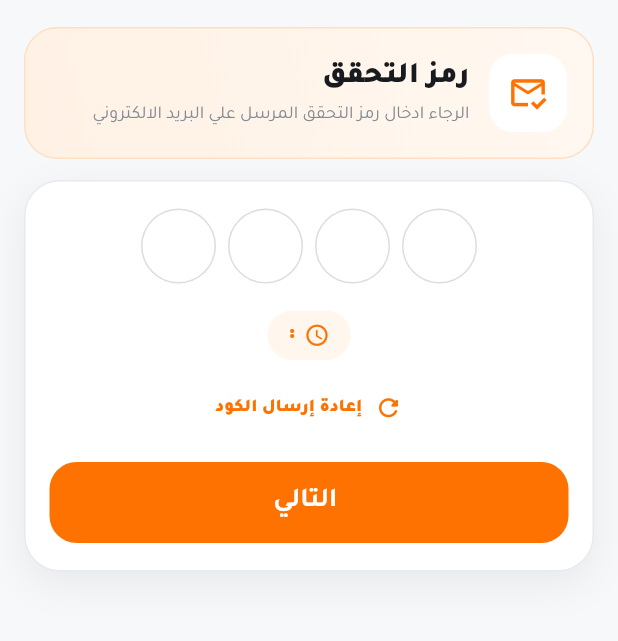
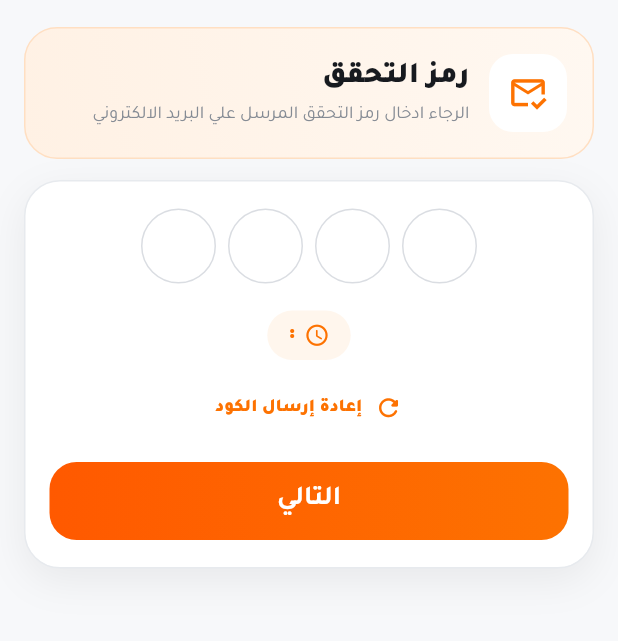
Before and after one commit to omarmakramelbaz-hub/Go-customer, a Flutter app: the ChangePasswordCheckCodeScreen screen opened by its route, on a phone screen of 412 x 824 dp, the part 105-746 px from its top. Run offline on Flutter 3.47's test engine with Material 3 defaults, Android fonts, the phone set to English and light mode, and no system bars; drawn by our look-alikes of pinput; our stand-ins replace bot_toast, cached_network_image, carousel_slider, cloud_firestore, country_picker, dio and 31 more; missing offline and left inert: custom_timer, dart:html, dart:js, defer_pointer, flutter_facebook_auth, flutter_inappwebview and 3 more; accounts and stored records are empty; network calls fail; statements that could not run were skipped; project files that could hold a hidden picture were left out; key blocks and very long unbroken strings in the code were emptied for the run.

Commit message:
fix(identity): unify action buttons and preserve secondary colors and loading layout

```diff
--- a/lib/view/custom_widgets/buttons/custom_button.dart
+++ b/lib/view/custom_widgets/buttons/custom_button.dart
@@ -1,9 +1,7 @@
 import 'package:flutter/material.dart';
 
 import '../../../helpers/networking/api_helper.dart';
-import '../../../helpers/theme/app_colors.dart';
-import '../../../helpers/theme/app_text_style.dart';
-import '../custom_loading/custom_loading.dart';
+import '../../../helpers/theme/go_design_tokens.dart';
 
 class CustomButton extends StatelessWidget {
   final double radius;
@@ -26,13 +24,13 @@ class CustomButton extends StatelessWidget {
   final List<BoxShadow>? boxShadow;
   const CustomButton({
     super.key,
-    this.radius = 14,
+    this.radius = GoDesign.radius,
     this.width,
-    this.height = 54,
+    this.height = GoDesign.controlHeight,
     this.style,
     this.text,
-    this.prefixIcon = const SizedBox(),
-    this.suffixIcon = const SizedBox(),
+    this.prefixIcon,
+    this.suffixIcon,
     this.color,
     this.gradient,
     this.apiResponse,
@@ -48,61 +46,59 @@ class CustomButton extends StatelessWidget {
 
   @override
   Widget build(BuildContext context) {
-    return apiResponse?.state == ResponseState.loading || isLoading
-        ? const Center(child: CustomLoading())
-        : Container(
+    final busy = apiResponse?.state == ResponseState.loading || isLoading;
+    final enabled = onPressed != null && !busy;
+    final background = color ?? (isMainColor ? GoDesign.orange : GoDesign.ink);
+    // A supplied white/secondary color must not be painted over by an orange
+    // gradient. Several wallet and cancel actions rely on that distinction.
+    final fillGradient = gradient ??
+        (color == null && isMainColor ? GoDesign.actionGradient : null);
+    final corners = (borderRadius ?? BorderRadius.circular(radius))
+        .resolve(Directionality.of(context));
+    final foreground = style?.color ??
+        (background == GoDesign.orange || isMainColor && color == null
+            ? GoDesign.paper
+            : ThemeData.estimateBrightnessForColor(background) == Brightness.dark
+                ? GoDesign.paper : GoDesign.ink);
+    return Semantics(
+      button: true,
+      enabled: enabled,
+      child: SizedBox(
         width: width ?? double.infinity,
-            height: height,
+        child: DecoratedBox(
           decoration: BoxDecoration(
-              color: color ?? (isMainColor ? AppColors.mainAppColor : AppColors.secondAppColor),
-              gradient: gradient ??
-                  LinearGradient(
-                    begin: Alignment.topCenter,
-                    end: Alignment.bottomCenter,
-                    colors: [AppColors.mainAppColor, AppColors.mainAppColor],
+            color: background,
+            gradient: fillGradient,
+            borderRadius: corners,
+            border: Border.all(color: borderColor ?? Colors.transparent),
+            boxShadow: boxShadow ?? (hasShadow ? GoDesign.cardShadow : null),
           ),
-              borderRadius: borderRadius ?? BorderRadius.circular(radius),
-              border: Border.all(color: borderColor ?? Colors.transparent),
-              boxShadow: boxShadow ??
-                  (hasShadow
-                      ? [
-                          BoxShadow(
-                            color: Colors.black.withValues(alpha: 0.08),
-                            offset: const Offset(0, 0),
-                            blurRadius: 6,
-                          ),
-                        ]
-                      : null),
-            ),
-            child: Stack(
-              children: [
-                Positioned.fill(
-                  child: Center(
-                    child: Row(
-                      mainAxisAlignment: MainAxisAlignment.center,
-                      children: [
-                        if (prefixIcon != null) ...{prefixIcon!, const SizedBox(width: 10)},
-                        Flexible(
-                          child: child ??
-                              Text(text ?? '', textAlign: TextAlign.center, style: style ?? AppTextStyle.buttonStyle),
-                        ),
-                        if (suffixIcon != null) ...{const SizedBox(width: 5), suffixIcon!},
-                      ],
+          child: Material(
+            color: Colors.transparent,
+            borderRadius: corners,
+            child: InkWell(
+              onTap: enabled ? onPressed : null,
+              borderRadius: corners,
+              child: ConstrainedBox(
+                constraints: BoxConstraints(minHeight: height),
+                child: Padding(
+                  padding: const EdgeInsets.symmetric(horizontal: 14, vertical: 12),
+                  child: busy
+                      ? Center(child: SizedBox(width: 22, height: 22,
+                          child: CircularProgressIndicator(strokeWidth: 2.5, color: foreground)))
+                      : Row(mainAxisAlignment: MainAxisAlignment.center, children: [
+                          if (prefixIcon != null) ...[prefixIcon!, const SizedBox(width: 8)],
+                          Flexible(child: child ?? Text(text ?? '',
+                            textAlign: TextAlign.center,
+                            style: style ?? TextStyle(color: foreground,
+                              fontSize: 16, fontWeight: FontWeight.w700))),
+                          if (suffixIcon != null) ...[const SizedBox(width: 8), suffixIcon!],
+                        ]),
                 ),
               ),
             ),
-                Positioned.fill(
-                  child: Material(
-                    color: Colors.transparent,
-                    shape: RoundedRectangleBorder(borderRadius: BorderRadius.circular(radius)),
-                    child: InkWell(
-                      borderRadius: BorderRadius.circular(radius),
-                      onTap: onPressed,
-                      child: SizedBox(width: width ?? double.infinity, height: height),
           ),
         ),
-                ),
-              ],
       ),
     );
   }
```
Lines whose indentation alone changed are shown as unchanged.
